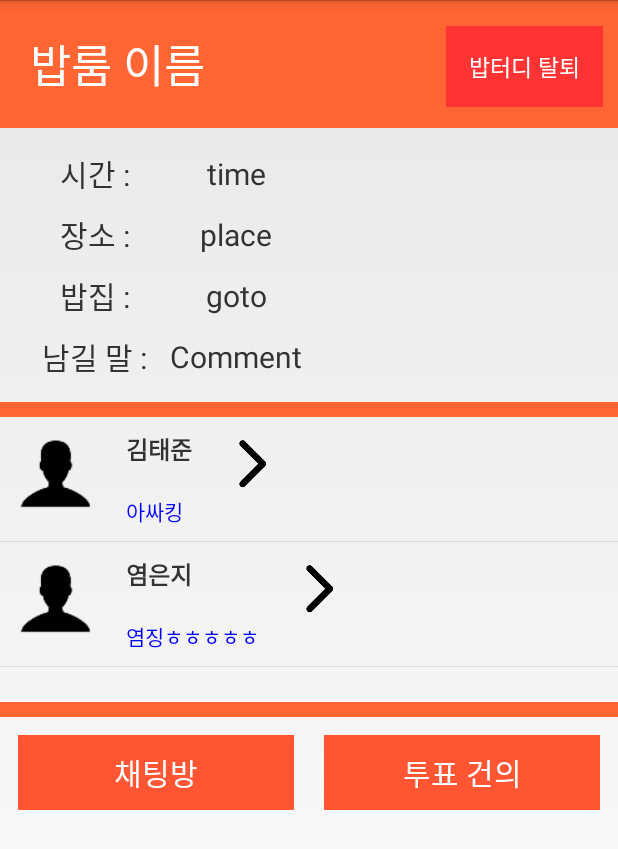
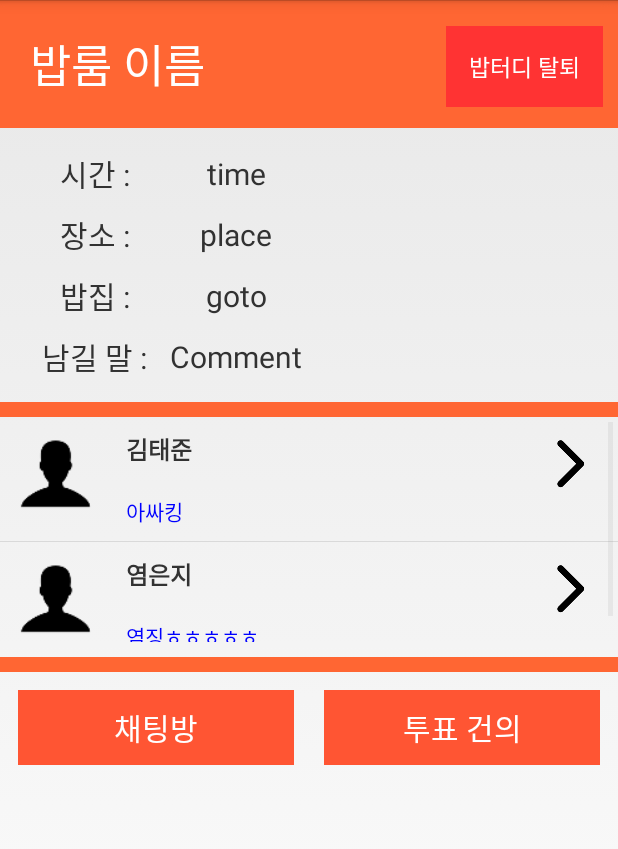
Before and after one commit to overpower-doublej/bobtudy, an Android app: the MyBoBRoomActivity screen opened directly, with no data from a screen before it, on a phone screen of 412 x 824 dp. Shown: the top 849 px of the screen. Run offline under Robolectric (Android 15) with nearby library versions, the phone set to English and light mode, and no system bars.

Commit message:
기터븡 ㅎㅎㅎㅎ

```diff
--- a/BoBtudy/app/src/main/res/layout/current_bobroom.xml
+++ b/BoBtudy/app/src/main/res/layout/current_bobroom.xml
@@ -69,7 +69,7 @@
 
         <ListView
             android:id="@+id/bobroomList"
-            android:layout_width="wrap_content"
+            android:layout_width="match_parent"
             android:layout_height="wrap_content">
         </ListView>
     </LinearLayout>
--- a/BoBtudy/app/src/main/res/layout/current_bobroom_listitem.xml
+++ b/BoBtudy/app/src/main/res/layout/current_bobroom_listitem.xml
@@ -46,7 +46,6 @@
         android:src="@drawable/arrow"
         android:layout_width="wrap_content"
         android:layout_height="wrap_content"
-        android:layout_gravity="right"
         android:layout_margin="7sp"/>
 
 </LinearLayout>
--- a/BoBtudy/app/src/main/res/layout/my_bobroom.xml
+++ b/BoBtudy/app/src/main/res/layout/my_bobroom.xml
@@ -157,8 +157,8 @@
 
             <ListView
                 android:id="@+id/bobroomMemberList"
-                android:layout_width="wrap_content"
-                android:layout_height="180sp"></ListView>
+                android:layout_width="match_parent"
+                android:layout_height="150sp"></ListView>
 
             <LinearLayout
                 android:layout_width="match_parent"
--- a/BoBtudy/app/src/main/res/layout/previousbobtudy_listitem.xml
+++ b/BoBtudy/app/src/main/res/layout/previousbobtudy_listitem.xml
@@ -42,6 +42,7 @@
         android:layout_weight="1"
         android:layout_height="wrap_content" />
 
+
     <ImageView
         android:src="@drawable/arrow"
         android:layout_width="wrap_content"
--- a/BoBtudy/app/src/main/res/layout/previousbobtudy_main.xml
+++ b/BoBtudy/app/src/main/res/layout/previousbobtudy_main.xml
@@ -50,7 +50,7 @@
 
         <ListView
             android:id="@+id/previousBoBroomList"
-            android:layout_width="wrap_content"
+            android:layout_width="match_parent"
             android:layout_height="wrap_content"></ListView>
     </LinearLayout>
 
```
